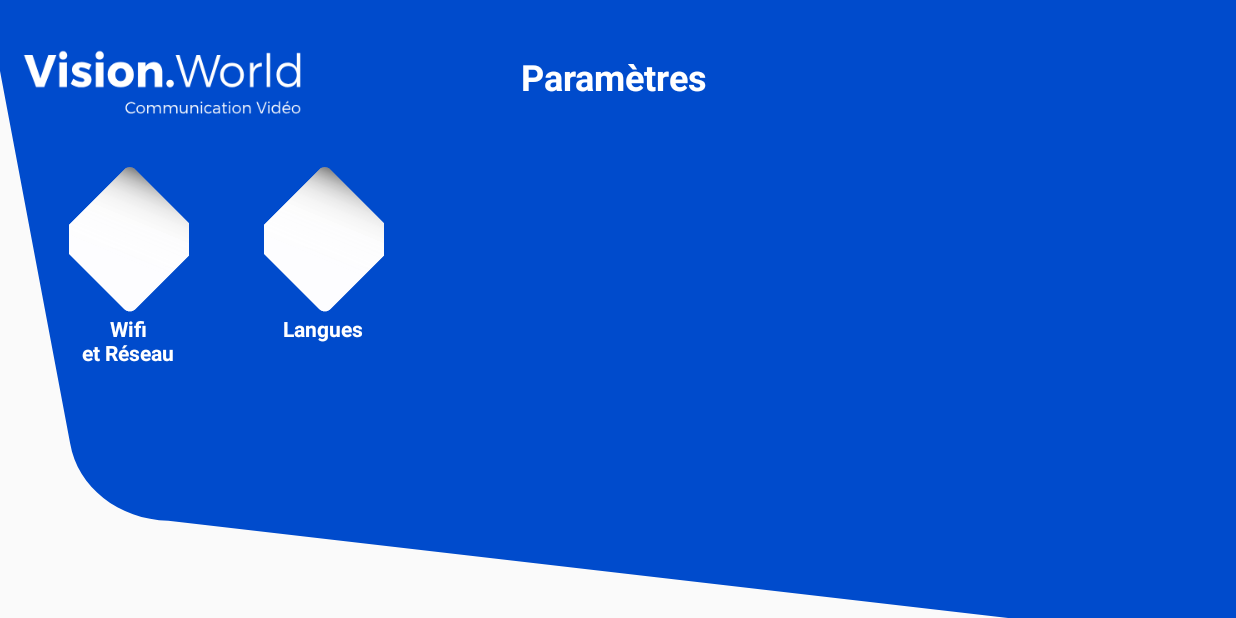
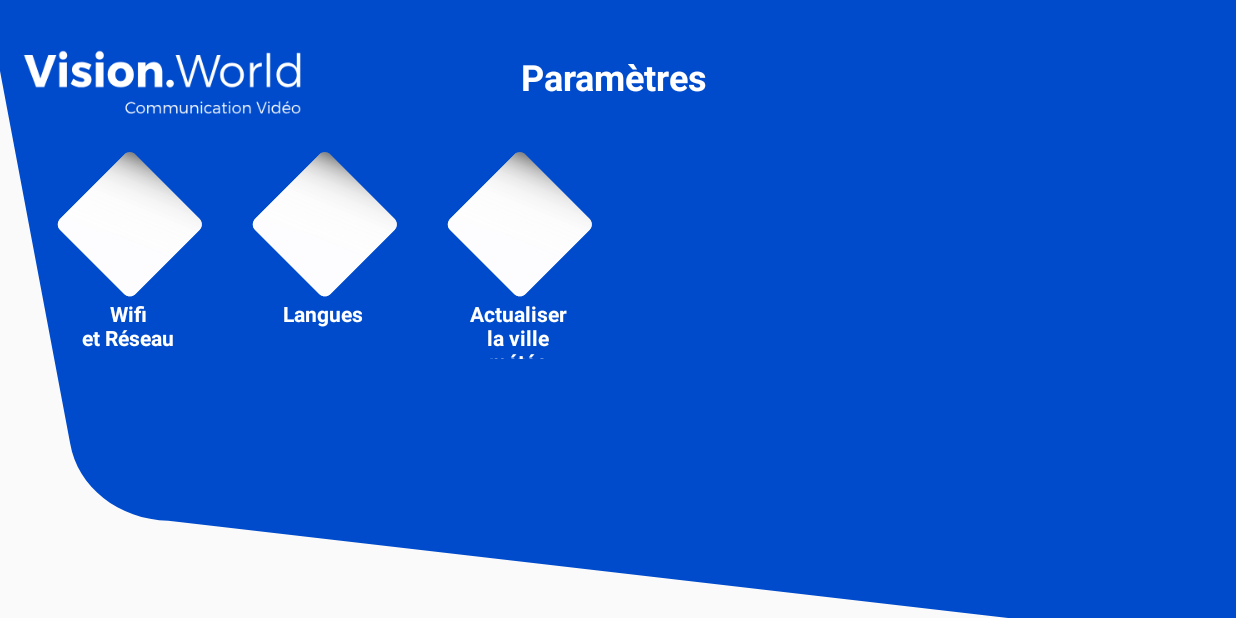
Before and after one commit to Guillaume351/Vision_World_Launcher, an Android app: the LauncherSettings screen opened directly, with no data from a screen before it, on a phone screen of 824 x 412 dp (held sideways). Run offline under Robolectric (Android 15) with nearby library versions, the phone set to English and light mode, and no system bars; libraries missing offline, so code that uses them is left out: com.tbruyelle.rxpermissions2.

Commit message:
Add geo localisation, cleanup, fix categories

```diff
--- a/app/src/main/AndroidManifest.xml
+++ b/app/src/main/AndroidManifest.xml
@@ -2,8 +2,10 @@
 <manifest xmlns:android="http://schemas.android.com/apk/res/android"
     package="world.vision.launcher">
 
+    <uses-permission android:name="android.permission.ACCESS_COARSE_LOCATION" />
     <uses-permission android:name="android.permission.INTERNET" />
     <uses-permission android:name="android.permission.ACCESS_NETWORK_STATE" />
+    <uses-permission android:name="android.permission.ACCESS_FINE_LOCATION" />
 
     <application
         android:allowBackup="true"
--- a/app/src/main/java/world/vision/launcher/LauncherSettings.java
+++ b/app/src/main/java/world/vision/launcher/LauncherSettings.java
@@ -1,8 +1,17 @@
 package world.vision.launcher;
 
+import android.Manifest;
+import android.content.Context;
 import android.content.Intent;
+import android.content.SharedPreferences;
+import android.content.pm.PackageManager;
+import android.location.Address;
+import android.location.Geocoder;
+import android.location.Location;
+import android.location.LocationManager;
 import android.os.Bundle;
 import android.provider.Settings;
+import android.support.v4.app.ActivityCompat;
 import android.support.v7.app.AppCompatActivity;
 import android.util.Log;
 import android.view.View;
@@ -13,15 +22,24 @@ import android.widget.GridView;
 import android.widget.ImageView;
 import android.widget.TextView;
 
-import java.lang.ref.Reference;
+import com.google.android.gms.location.FusedLocationProviderClient;
+import com.google.android.gms.location.LocationServices;
+import com.google.android.gms.tasks.OnSuccessListener;
+import com.tbruyelle.rxpermissions2.RxPermissions;
+
+import java.io.IOException;
 import java.util.Arrays;
+import java.util.List;
+import java.util.Locale;
 
 import world.vision.launcher.Adapter.disabledAdapter;
 
 public class LauncherSettings extends AppCompatActivity {
-    public String[] settingsCategories = {"Wifi\net Réseau", "Langues"};
+    public String[] settingsCategories = {"Wifi\net Réseau", "Langues", "Actualiser la ville météo"};
     public GridView grdView;
     public ArrayAdapter<String> adapter;
+    private FusedLocationProviderClient fusedLocationClient;
+
 
     @Override
     protected void onCreate(Bundle savedInstanceState) {
@@ -32,6 +50,7 @@ public class LauncherSettings extends AppCompatActivity {
         getWindow().addFlags(WindowManager.LayoutParams.FLAG_KEEP_SCREEN_ON);
 
 
+        fusedLocationClient = LocationServices.getFusedLocationProviderClient(this);
         setContentView(R.layout.settings_layout);
 
         addSettingsCategories();
@@ -87,6 +106,10 @@ public class LauncherSettings extends AppCompatActivity {
                                         startActivityForResult(new Intent(Settings.ACTION_LOCALE_SETTINGS), 0);
                                     }
 
+                                    if (settingsCategories[position].equals("Actualiser la ville météo")) {
+                                        refreshWeatherCity(v);
+                                    }
+
                                 }
                             });
 
@@ -132,5 +155,120 @@ public class LauncherSettings extends AppCompatActivity {
 
     }
 
+    public void refreshWeatherCity(View v) {
+        LocationManager lm = (LocationManager) getSystemService(Context.LOCATION_SERVICE);
+        String[] permissions = {Manifest.permission.ACCESS_COARSE_LOCATION};
+        //  requestPermissions(permissions,1440);
+
+        RxPermissions rxPermissions = new RxPermissions(this);
+        rxPermissions.request(Manifest.permission.ACCESS_COARSE_LOCATION, Manifest.permission.ACCESS_FINE_LOCATION).subscribe(granted -> {
+            if (granted) {
+                Log.d("Location granted", "refreshWeatherCity: ");
+                if (ActivityCompat.checkSelfPermission(this, Manifest.permission.ACCESS_FINE_LOCATION) != PackageManager.PERMISSION_GRANTED && ActivityCompat.checkSelfPermission(this, Manifest.permission.ACCESS_COARSE_LOCATION) != PackageManager.PERMISSION_GRANTED) {
+                    // TODO: Consider calling
+                    //    ActivityCompat#requestPermissions
+                    // here to request the missing permissions, and then overriding
+                    //   public void onRequestPermissionsResult(int requestCode, String[] permissions,
+                    //                                          int[] grantResults)
+                    // to handle the case where the user grants the permission. See the documentation
+                    // for ActivityCompat#requestPermissions for more details.
+                    return;
+                }
+                fusedLocationClient.getLastLocation()
+                        .addOnSuccessListener(this, new OnSuccessListener<Location>() {
+                            @Override
+                            public void onSuccess(Location location) {
+                                // Got last known location. In some rare situations this can be null.
+                                if (location != null) {
+                                    // Logic to handle location object
+
+
+                                    SharedPreferences preferences = getSharedPreferences("meteoCoordinates", MODE_PRIVATE);
+                                    SharedPreferences.Editor edit = preferences.edit();
+
+                                    edit.putBoolean("isFirstRun", false);
+                                    double longitude = location.getLongitude();
+                                    double latitude = location.getLatitude();
+
+
+                                    Geocoder geocoder = new Geocoder(getApplicationContext(), Locale.getDefault());
+                                    List<Address> addresses = null;
+                                    try {
+                                        addresses = geocoder.getFromLocation(latitude, longitude, 1);
+                                        if (addresses.size() > 0) {
+                                            String cityName = addresses.get(0).getAddressLine(0);
+                                            String stateName = addresses.get(0).getAddressLine(1);
+                                            String countryName = addresses.get(0).getAddressLine(2);
+                                            edit.putString("city", cityName);
+                                            edit.putBoolean("customCity", true);
+                                            edit.putString("country", countryName);
+                                            edit.putFloat("lat", (float) latitude);
+                                            edit.putFloat("long", (float) longitude);
+                                            Log.d(cityName, "onSuccess: (" + cityName);
+                                            edit.apply();
+                                            setResult(1, getIntent());
+                                            finish();
+                                        } else {
+                                            // do your stuff
+                                            Log.d("Error", "Address empty ");
+                                        }
+
+
+                                    } catch (IOException e) {
+                                        e.printStackTrace();
+                                    }
+
+                                } else {
+                                    Log.d("Location error", "Location null");
+                                }
+                            }
+                        });
+
+            } else {
+                return;
+            }
+        });
+
+        if (ActivityCompat.checkSelfPermission(this, Manifest.permission.ACCESS_FINE_LOCATION) != PackageManager.PERMISSION_GRANTED && ActivityCompat.checkSelfPermission(this, Manifest.permission.ACCESS_COARSE_LOCATION) != PackageManager.PERMISSION_GRANTED) {
+            // TODO: Consider calling
+            //    ActivityCompat#requestPermissions
+            // here to request the missing permissions, and then overriding
+            //   public void onRequestPermissionsResult(int requestCode, String[] permissions,
+            //                                          int[] grantResults)
+            // to handle the case where the user grants the permission. See the documentation
+            // for ActivityCompat#requestPermissions for more details.
+
+
+
+            /*
+            Location location = lm.getLastKnownLocation(LocationManager.GPS_PROVIDER);
+            double longitude = location.getLongitude();
+            double latitude = location.getLatitude();
+
+
+            SharedPreferences preferences = getSharedPreferences("meteoCoordinates", MODE_PRIVATE);
+            SharedPreferences.Editor edit= preferences.edit();
+
+            edit.putBoolean("isFirstRun", false);
+
+
+            Geocoder geocoder = new Geocoder(this, Locale.getDefault());
+            List<Address> addresses = null;
+            try {
+                addresses = geocoder.getFromLocation(preferences.getFloat("long",0), preferences.getFloat("lat",0), 1);
+            } catch (IOException e) {
+                e.printStackTrace();
+            }
+            String cityName = addresses.get(0).getAddressLine(0);
+            String stateName = addresses.get(0).getAddressLine(1);
+            String countryName = addresses.get(0).getAddressLine(2);
+            edit.putString("city",cityName);
+            edit.apply();
+            */
+        }
+
+
+    }
+
 
 }
--- a/app/src/main/res/drawable/button_select.xml
+++ b/app/src/main/res/drawable/button_select.xml
@@ -1,8 +1,8 @@
 <?xml version="1.0" encoding="utf-8"?>
 <selector xmlns:android="http://schemas.android.com/apk/res/android">
 
-    <item android:drawable="@color/colorAccent" android:state_focused="true" />
-    <item android:drawable="@color/colorAccent" android:state_pressed="true" />
+    <item android:drawable="@color/colorBlueSelect" android:state_focused="true" />
+    <item android:drawable="@color/colorBlueSelect" android:state_pressed="true" />
     <item android:drawable="@drawable/ic_rectangle_arrondi_2_3" />
 
 </selector>
--- a/app/src/main/res/layout/grille_categories_icone.xml
+++ b/app/src/main/res/layout/grille_categories_icone.xml
@@ -1,14 +1,12 @@
 <?xml version="1.0" encoding="utf-8"?>
 <LinearLayout xmlns:android="http://schemas.android.com/apk/res/android"
-    xmlns:app="http://schemas.android.com/apk/res-auto"
     android:layout_width="match_parent"
     android:layout_height="match_parent"
 
     android:backgroundTint="#C1C4C7"
     android:focusable="false"
     android:focusableInTouchMode="false"
-    android:orientation="vertical"
-    android:padding="10dp">
+    android:orientation="vertical">
 
     <ImageView
         android:id="@+id/imgIcon"
@@ -16,6 +14,7 @@
         android:layout_height="100dp"
         android:layout_gravity="center|center_vertical"
         android:adjustViewBounds="true"
+        android:scaleType="center"
         android:background="@drawable/button_select"
 
 
--- a/app/src/main/res/values/colors.xml
+++ b/app/src/main/res/values/colors.xml
@@ -3,4 +3,5 @@
     <color name="colorPrimary">#008577</color>
     <color name="colorPrimaryDark">#00574B</color>
     <color name="colorAccent">#D81B60</color>
+    <color name="colorBlueSelect">#E1F5FE</color>
 </resources>
--- a/build.gradle
+++ b/build.gradle
@@ -7,9 +7,11 @@ buildscript {
         google()
         jcenter()
 
+
     }
     dependencies {
         classpath 'com.android.tools.build:gradle:3.4.0'
+
 
         // NOTE: Do not place your application dependencies here; they belong
         // in the individual module build.gradle files
@@ -20,9 +22,11 @@ allprojects {
     repositories {
         google()
         jcenter()
+        maven { url 'https://jitpack.io' }
+    }
 
-    }
 }
+
 
 task clean(type: Delete) {
     delete rootProject.buildDir
```
Also changed, not shown: app/build.gradle (+8 -0 lines), app/src/main/java/world/vision/launcher/CategoryViewHandler.java (+6 -155 lines), app/src/main/java/world/vision/launcher/MainActivity.java (+77 -7 lines), gradle/wrapper/gradle-wrapper.properties.
